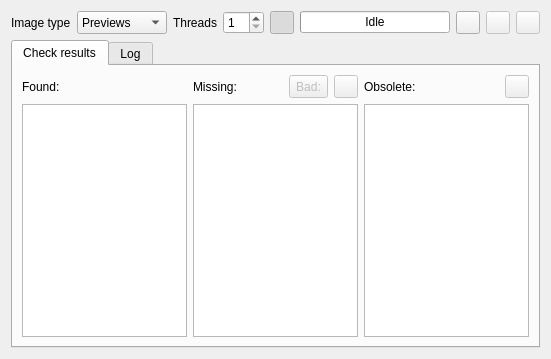
First picture: the form in imagechecker.ui, repository qmc2/qmc2-mame-fe, before the edit.
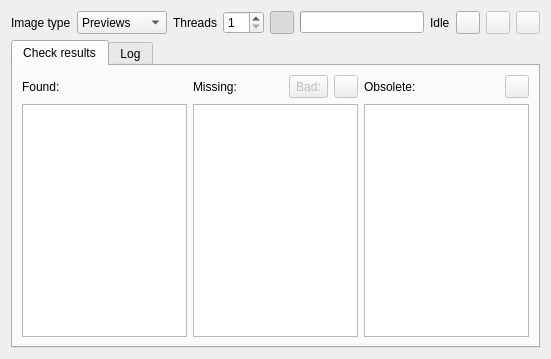
Second picture: the form after the edit. Icons and pictures are not drawn.

What changed in the file:
```diff
--- a/imagechecker.ui
+++ b/imagechecker.ui
@@ -162,7 +162,17 @@
        <property name="value">
         <number>0</number>
        </property>
-       <property name="format">
+       <property name="textVisible">
+        <bool>false</bool>
+       </property>
+      </widget>
+     </item>
+     <item>
+      <widget class="QLabel" name="labelStatus">
+       <property name="toolTip">
+        <string>Current status</string>
+       </property>
+       <property name="text">
         <string>Idle</string>
        </property>
       </widget>
```
Left out of the diff: 2 changed lines with no effect on the pictures.
